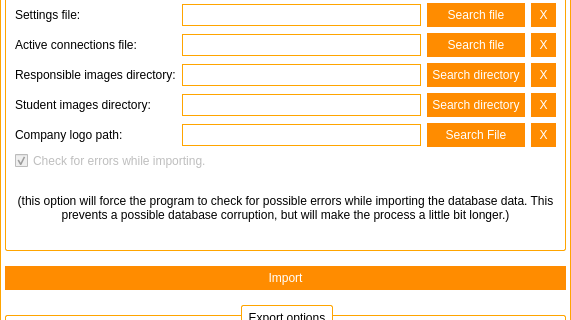
Before: the Qt Designer form frmimportexportdb.ui in Nintersoft/SmartClass, drawn with Qt 5; both pictures show x 0 to 571 and y 187 to 507 of the 571 by 990 pixel window.
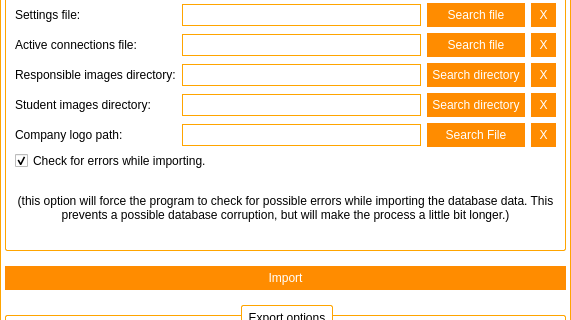
After: the same form once the commit is applied. Icons and pictures are not drawn.

The edit to the form file:
```diff
--- a/frmimportexportdb.ui
+++ b/frmimportexportdb.ui
@@ -1563,7 +1563,7 @@
          <item row="11" column="0" colspan="4">
           <widget class="QCheckBox" name="cbCheckForErrors">
            <property name="enabled">
-            <bool>false</bool>
+            <bool>true</bool>
            </property>
            <property name="text">
             <string>Check for errors while importing.</string>
```
